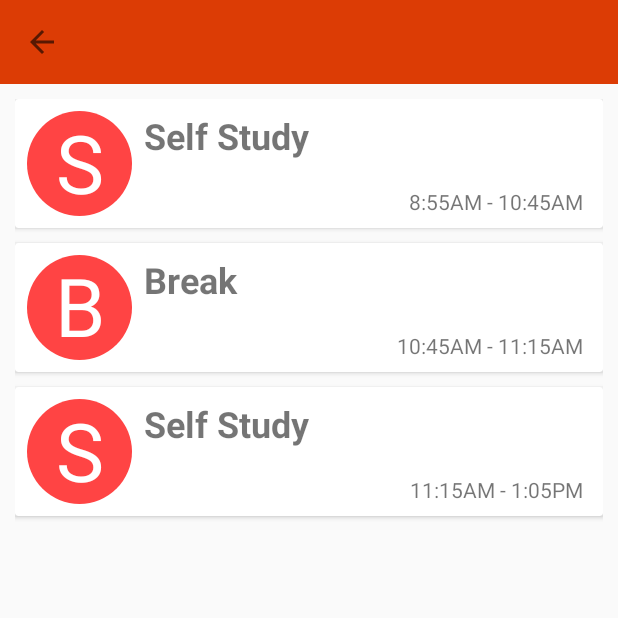
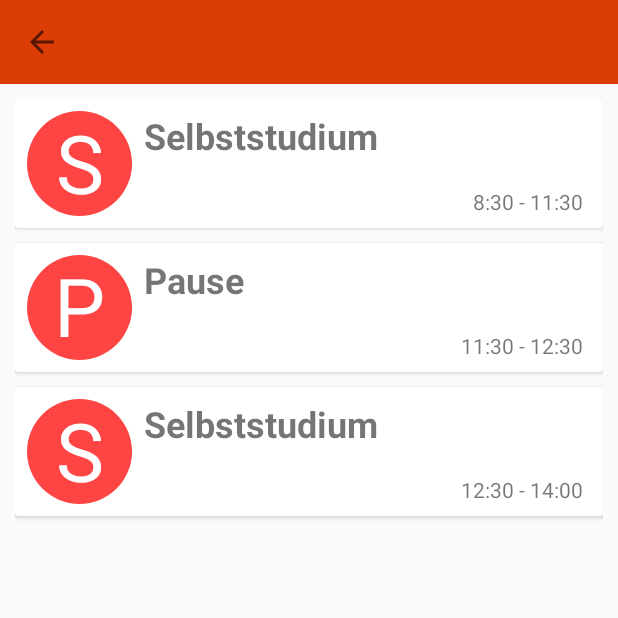
Before and after one commit to Narsipa/HsHBuddy, an Android app: the DayDetail screen opened directly, with no data from a screen before it, on a phone screen of 412 x 824 dp, the top half of it. Run offline under Robolectric (Android 15) with nearby library versions, the phone set to English and light mode, and no system bars; 5 statements that could not run were skipped.

Commit message:
String arrays für Zeit + Fächer geändert

```diff
--- a/app/src/main/res/values/strings.xml
+++ b/app/src/main/res/values/strings.xml
@@ -25,113 +25,105 @@
     </string-array>
 
     <string-array name="Montag">
-        <item>Mixed Signal Design</item>
-        <item>Analog Wave Propogation</item>
-        <item>Break</item>
-        <item>CT2 Lab - A1\nMSD Lab - A2</item>
-        <item>Break</item>
-        <item>Cluster Elective</item>
-        <item>Cluster Elective Lab/Tut</item>
+        <item>BWL 1 Buchführung</item>
+        <item>WI-Grundlagen</item>
+        <item>WI-Grundlagen</item>
+        <item>Programmieren Tutorium</item>
+        <item>Frei</item>
+        <item>Frei</item>
     </string-array>
 
     <string-array name="Dienstag">
-        <item>Computer Communication Networks</item>
-        <item>Communication Theory - 2</item>
-        <item>Break</item>
-        <item>Computer Communication Networks</item>
-        <item>Mixed Signal Design</item>
-        <item>Break</item>
-        <item> CT2 Lab - A4\nMSD Lab - A1</item>
+        <item>Frei</item>
+        <item>Wirtschaftsenglisch</item>
+        <item>Wirtschaftsenglisch</item>
+        <item>Mathematik 1 - Tutorium</item>
+        <item>Frei</item>
+        <item>Frei</item>
     </string-array>
 
     <string-array name="Mittwoch">
-        <item>Antenna and Wave Propagation</item>
-        <item>Computer Communication Networks</item>
-        <item>Break</item>
-        <item>Cluster Elective</item>
-        <item>Department Elective</item>
-        <item>Break</item>
-        <item> AWP Tutorial</item>
+        <item>Frei</item>
+        <item>BWL 1 - VWL - Grundlagen</item>
+        <item>BWL 1 Grundsatzentscheidungen</item>
+        <item>Programmieren VL</item>
+        <item>Frei</item>
+        <item>Frei</item>
     </string-array>
 
     <string-array name="Donnerstag">
-        <item>Antenna and Wave Propagation </item>
-        <item>Communication Theory - 2</item>
-        <item>Break</item>
-        <item>Cluster Elective</item>
-        <item>Department Elective</item>
-        <item>Break</item>
-        <item> CT2 Lab - A2\nMSD Lab - A3</item>
+        <item>Frei</item>
+        <item>Programmieren Übung</item>
+        <item>Mathematik 1 VL</item>
+        <item>Frei</item>
+        <item>Frei</item>
+        <item>Frei</item>
     </string-array>
 
     <string-array name="Freitag">
-        <item> CT2 Lab - A3\nMSD Lab - A4</item>
-        <item>Break</item>
-        <item>Mixed Signal Design</item>
-        <item>Communication Theory - 2</item>
-        <item>Break</item>
-        <item>Department Elective Tut</item>
+        <item>Einführung Informatik</item>
+        <item>Mathematische Grundlagen der Informatik</item>
+        <item>BWL 1 Produktion und Logistik</item>
+        <item>Einführung Informatik - Tutorium</item>
+        <item>Frei</item>
+        <item>Frei</item>
     </string-array>
 
     <string-array name="Samstag">
-        <item>Self Study</item>
-        <item>Break</item>
-        <item>Self Study</item>
+        <item>Selbststudium</item>
+        <item>Pause</item>
+        <item>Selbststudium</item>
     </string-array>
 
     <string-array name="time1">
-        <item>8:55AM - 9:50AM</item>
-        <item>9:50AM - 10:45AM</item>
-        <item>10:45AM - 11:15AM</item>
-        <item>11:15AM - 1:05PM</item>
-        <item>1:05PM - 2:00PM</item>
-        <item>2:00PM - 2:55PM</item>
-        <item>2:55PM - 4:45PM</item>
+        <item>8:00 - 9:45</item>
+        <item>10:00 - 11:45</item>
+        <item>12:30 - 14:00</item>
+        <item>14:15 - 15:45</item>
+        <item>16:00 - 17:45</item>
+        <item>18:00 - 19:45</item>
     </string-array>
 
     <string-array name="time2">
-        <item>8:55AM - 9:50AM</item>
-        <item>9:50AM - 10:45AM</item>
-        <item>10:45AM - 11:15AM</item>
-        <item>11:15AM - 12:10PM</item>
-        <item>12:10PM - 1:05PM</item>
-        <item>1:05PM - 2:00PM</item>
-        <item>2:00PM - 3:50PM</item>
+        <item>8:00 - 9:45</item>
+        <item>10:00 - 11:45</item>
+        <item>12:30 - 14:00</item>
+        <item>14:15 - 15:45</item>
+        <item>16:00 - 17:45</item>
+        <item>18:00 - 19:45</item>
     </string-array>
 
     <string-array name="time3">
-        <item>8:55AM - 9:50AM</item>
-        <item>9:50AM - 10:45AM</item>
-        <item>10:45AM - 11:15AM</item>
-        <item>11:15AM - 12:10PM</item>
-        <item>12:10PM - 1:05PM</item>
-        <item>1:05PM - 2:00PM</item>
-        <item>2:00PM - 3:50PM</item>
+        <item>8:00 - 9:45</item>
+        <item>10:00 - 11:45</item>
+        <item>12:30 - 14:00</item>
+        <item>14:15 - 15:45</item>
+        <item>16:00 - 17:45</item>
+        <item>18:00 - 19:45</item>
     </string-array>
 
     <string-array name="time4">
-        <item>8:55AM - 9:50AM</item>
-        <item>9:50AM - 10:45AM</item>
-        <item>10:45AM - 11:15AM</item>
-        <item>11:15AM - 12:10PM</item>
-        <item>12:10PM - 1:05PM</item>
-        <item>1:05PM - 2:00PM</item>
-        <item>2:00PM - 3:50PM</item>
+        <item>8:00 - 9:45</item>
+        <item>10:00 - 11:45</item>
+        <item>12:30 - 14:00</item>
+        <item>14:15 - 15:45</item>
+        <item>16:00 - 17:45</item>
+        <item>18:00 - 19:45</item>
     </string-array>
 
     <string-array name="time5">
-        <item>8:55AM - 10:45AM</item>
-        <item>10:45AM - 11:15AM</item>
-        <item>11:15AM - 12:10PM</item>
-        <item>12:10PM - 1:05PM</item>
-        <item>1:05PM - 2:00PM</item>
-        <item>2:00PM - 3:50PM</item>
+        <item>8:00 - 9:45</item>
+        <item>10:00 - 11:45</item>
+        <item>12:30 - 14:00</item>
+        <item>14:15 - 15:45</item>
+        <item>16:00 - 17:45</item>
+        <item>18:00 - 19:45</item>
     </string-array>
 
     <string-array name="time6">
-        <item>8:55AM - 10:45AM</item>
-        <item>10:45AM - 11:15AM</item>
-        <item>11:15AM - 1:05PM</item>
+        <item>8:30 - 11:30</item>
+        <item>11:30 - 12:30</item>
+        <item>12:30 - 14:00</item>
     </string-array>
 
     <string-array name="Raumplan">
```
